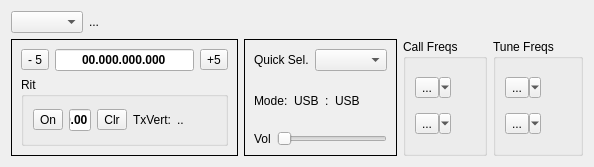
Rsclub22/Minos2-Mirror, file mqt/MqtLogger/rigcontrolframe.ui: the form before one commit.
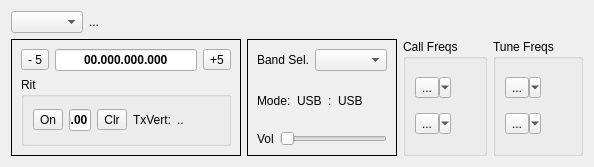
The form after the commit. Custom widgets are drawn as their Qt base class.

Diff of the .ui file:
```diff
--- a/mqt/MqtLogger/rigcontrolframe.ui
+++ b/mqt/MqtLogger/rigcontrolframe.ui
@@ -251,7 +251,7 @@
           <item>
            <widget class="QLabel" name="bandSellbl">
             <property name="text">
-             <string>Quick Sel.</string>
+             <string>Band Sel.</string>
             </property>
            </widget>
           </item>
```
